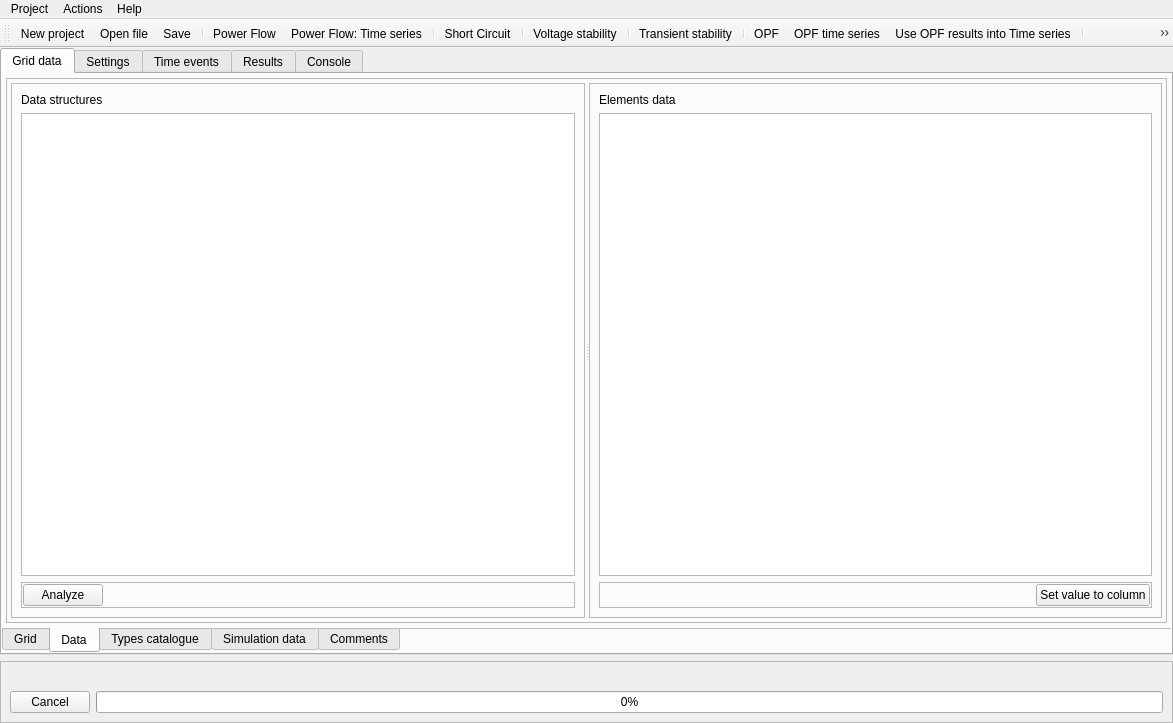
Above: UnderDevelopment/GridCal/Gui/Main/MainWindow.ui from SanPen/GridCal before the change. Below: the same form after it.
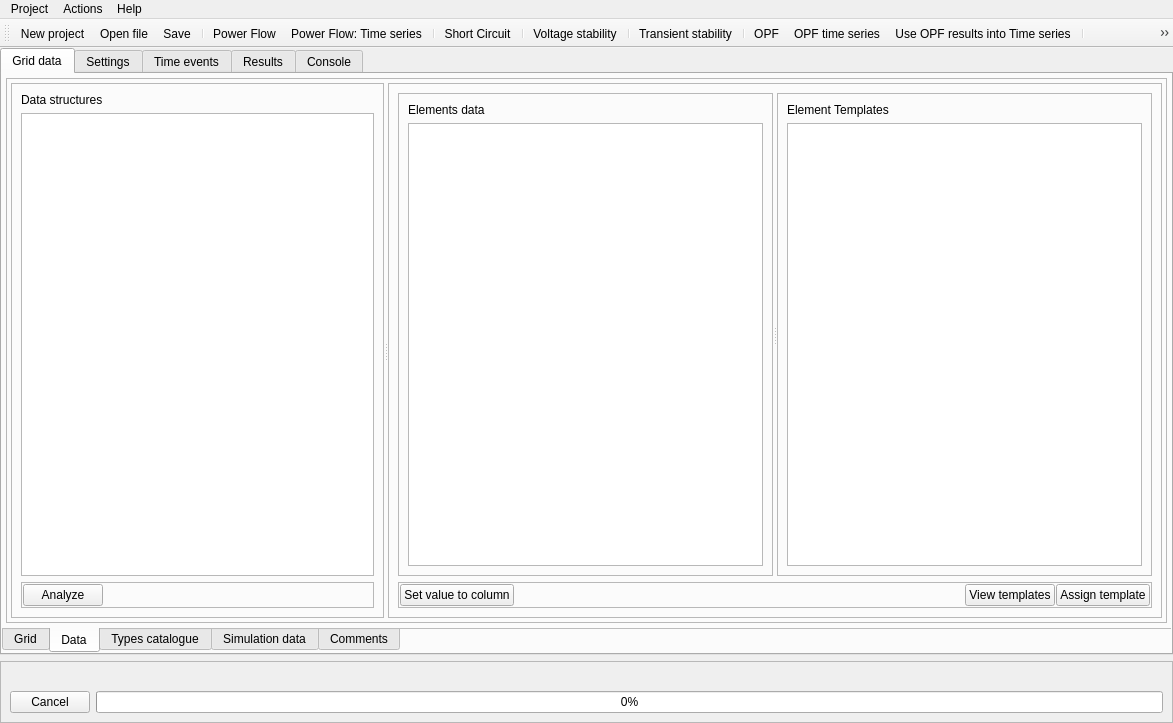
That is the form after the change. The open tabs and pages were chosen to show the change. Icons and pictures are not drawn. Custom widgets are drawn as their Qt base class.

Diff of the .ui file:
```diff
--- a/UnderDevelopment/GridCal/Gui/Main/MainWindow.ui
+++ b/UnderDevelopment/GridCal/Gui/Main/MainWindow.ui
@@ -549,17 +549,72 @@
                   </property>
                   <layout class="QVBoxLayout" name="verticalLayout_23">
                    <item>
-                    <widget class="QLabel" name="label_4">
-                     <property name="text">
-                      <string>Elements data</string>
+                    <widget class="QSplitter" name="splitter_4">
+                     <property name="sizePolicy">
+                      <sizepolicy hsizetype="Expanding" vsizetype="MinimumExpanding">
+                       <horstretch>0</horstretch>
+                       <verstretch>0</verstretch>
+                      </sizepolicy>
                      </property>
+                     <property name="orientation">
+                      <enum>Qt::Horizontal</enum>
+                     </property>
+                     <widget class="QFrame" name="frame_38">
+                      <property name="frameShape">
+                       <enum>QFrame::StyledPanel</enum>
+                      </property>
+                      <property name="frameShadow">
+                       <enum>QFrame::Raised</enum>
+                      </property>
+                      <layout class="QVBoxLayout" name="verticalLayout_35">
+                       <item>
+                        <widget class="QLabel" name="label_4">
+                         <property name="sizePolicy">
+                          <sizepolicy hsizetype="Minimum" vsizetype="Preferred">
+                           <horstretch>0</horstretch>
+                           <verstretch>0</verstretch>
+                          </sizepolicy>
+                         </property>
+                         <property name="text">
+                          <string>Elements data</string>
+                         </property>
+                        </widget>
+                       </item>
+                       <item>
+                        <widget class="QTableView" name="dataStructureTableView"/>
+                       </item>
+                      </layout>
+                     </widget>
+                     <widget class="QFrame" name="templatesFrame">
+                      <property name="frameShape">
+                       <enum>QFrame::StyledPanel</enum>
+                      </property>
+                      <property name="frameShadow">
+                       <enum>QFrame::Raised</enum>
+                      </property>
+                      <layout class="QVBoxLayout" name="verticalLayout_33">
+                       <item>
+                        <widget class="QLabel" name="label_53">
+                         <property name="text">
+                          <string>Element Templates</string>
+                         </property>
+                        </widget>
+                       </item>
+                       <item>
+                        <widget class="QTreeView" name="treeView"/>
+                       </item>
+                      </layout>
+                     </widget>
                     </widget>
                    </item>
-                   <item>
-                    <widget class="QTableView" name="dataStructureTableView"/>
-                   </item>
                    <item>
                     <widget class="QFrame" name="frame_12">
+                     <property name="sizePolicy">
+                      <sizepolicy hsizetype="MinimumExpanding" vsizetype="Minimum">
+                       <horstretch>0</horstretch>
+                       <verstretch>0</verstretch>
+                      </sizepolicy>
+                     </property>
                      <property name="frameShape">
                       <enum>QFrame::StyledPanel</enum>
                      </property>
@@ -582,6 +637,17 @@
                       <property name="bottomMargin">
                        <number>1</number>
                       </property>
+                      <item>
+                       <widget class="QPushButton" name="setValueToColumnButton">
+                        <property name="text">
+                         <string>Set value to column</string>
+                        </property>
+                        <property name="icon">
+                         <iconset resource="icons.qrc">
+                          <normaloff>:/Icons/white_icons/copy.svg</normaloff>:/Icons/white_icons/copy.svg</iconset>
+                        </property>
+                       </widget>
+                      </item>
                       <item>
                        <spacer name="horizontalSpacer_3">
                         <property name="orientation">
@@ -596,13 +662,16 @@
                        </spacer>
                       </item>
                       <item>
-                       <widget class="QPushButton" name="setValueToColumnButton">
+                       <widget class="QPushButton" name="viewTemplatesButton">
                         <property name="text">
-                         <string>Set value to column</string>
+                         <string>View templates</string>
                         </property>
-                        <property name="icon">
-                         <iconset resource="icons.qrc">
-                          <normaloff>:/Icons/white_icons/copy.svg</normaloff>:/Icons/white_icons/copy.svg</iconset>
+                       </widget>
+                      </item>
+                      <item>
+                       <widget class="QPushButton" name="assignTemplateButton">
+                        <property name="text">
+                         <string>Assign template</string>
                         </property>
                        </widget>
                       </item>
```
